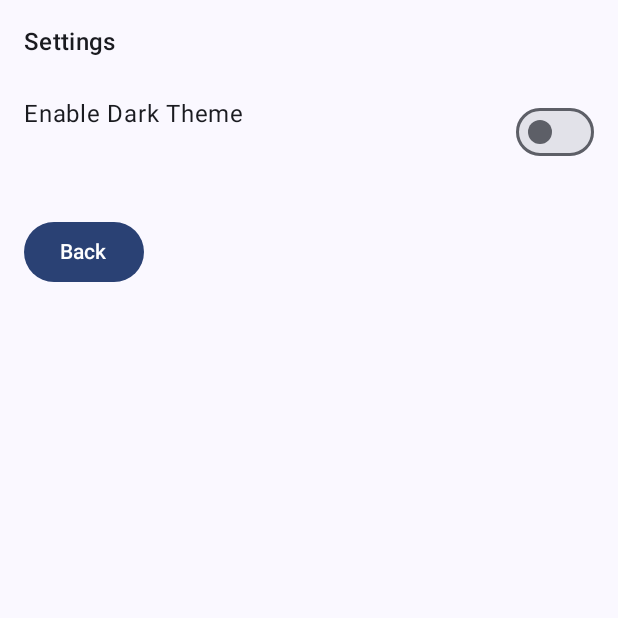
After one commit to Azadron228/Weather-App, an Android app built with Jetpack Compose: the SettingsScreen screen opened through its navigation route, on a phone screen of 412 x 824 dp, the top half of it. The commit adds this screen. Run offline under Robolectric (Android 15) with nearby library versions, the phone set to English and light mode, and no system bars; our stand-ins replace Dagger/Hilt's generated code; libraries missing offline, so code that uses them is left out: androidx.hilt.lifecycle.

Commit message:
add settings screen

```diff
--- a/app/src/main/java/com/azadron/weatherapp/MainActivity.kt
+++ b/app/src/main/java/com/azadron/weatherapp/MainActivity.kt
@@ -10,14 +10,20 @@ import androidx.activity.ComponentActivity
 import androidx.activity.compose.rememberLauncherForActivityResult
 import androidx.activity.compose.setContent
 import androidx.activity.result.contract.ActivityResultContracts
-import androidx.compose.foundation.layout.fillMaxSize
-import androidx.compose.material3.MaterialTheme
-import androidx.compose.material3.Surface
-import androidx.compose.runtime.Composable
+import androidx.activity.viewModels
+import androidx.compose.foundation.layout.*
+import androidx.compose.material3.*
+import androidx.compose.runtime.*
 import androidx.compose.ui.Modifier
 import androidx.core.content.ContextCompat
 import androidx.hilt.lifecycle.viewmodel.compose.hiltViewModel
+import androidx.navigation.compose.NavHost
+import androidx.navigation.compose.composable
+import androidx.navigation.compose.rememberNavController
+import com.azadron.weatherapp.ui.screens.SettingsScreen
 import com.azadron.weatherapp.ui.screens.WeatherScreen
+import com.azadron.weatherapp.ui.theme.WeatherAppTheme
+import com.azadron.weatherapp.viewmodel.ThemeViewModel
 import com.azadron.weatherapp.viewmodel.WeatherViewModel
 import com.google.android.gms.location.FusedLocationProviderClient
 import com.google.android.gms.location.LocationServices
@@ -27,33 +33,39 @@ import dagger.hilt.android.AndroidEntryPoint
 class MainActivity : ComponentActivity() {
 
     private lateinit var fusedLocationClient: FusedLocationProviderClient
+    private val themeViewModel: ThemeViewModel by viewModels()
 
     override fun onCreate(savedInstanceState: Bundle?) {
         super.onCreate(savedInstanceState)
         fusedLocationClient = LocationServices.getFusedLocationProviderClient(this)
 
         setContent {
-            MaterialTheme {
+            val isDarkTheme by themeViewModel.isDarkTheme.collectAsState()
+            WeatherAppTheme(darkTheme = isDarkTheme) {
                 Surface(
                     modifier = Modifier.fillMaxSize(),
                     color = MaterialTheme.colorScheme.background
                 ) {
-                    WeatherAppHost()
+                    WeatherAppHost(themeViewModel)
                 }
             }
         }
     }
 
     @Composable
-    fun WeatherAppHost() {
+    fun WeatherAppHost(themeViewModel: ThemeViewModel) {
+        val navController = rememberNavController()
         val viewModel: WeatherViewModel = hiltViewModel()
 
+        // Define the location permission launcher here, inside the Composable scope
         val locationPermissionRequest = rememberLauncherForActivityResult(
             contract = ActivityResultContracts.RequestMultiplePermissions()
         ) { permissions ->
+            // Handle the result after the user responds to the permission dialog
             when {
                 permissions.getOrDefault(Manifest.permission.ACCESS_FINE_LOCATION, false) ||
                         permissions.getOrDefault(Manifest.permission.ACCESS_COARSE_LOCATION, false) -> {
+                    // Permissions granted, fetch location
                     getCurrentLocation(viewModel)
                 }
                 else -> {
@@ -62,7 +74,10 @@ class MainActivity : ComponentActivity() {
             }
         }
 
+        NavHost(navController = navController, startDestination = "weather") {
+            composable("weather") {
                 WeatherScreen(
+                    // The lambda now contains the logic to check permissions and launch the request
                     onRequestLocation = {
                         if (checkPermissions()) {
                             getCurrentLocation(viewModel)
@@ -75,8 +90,17 @@ class MainActivity : ComponentActivity() {
                             )
                         }
                     },
+                    onSettingsClick = { navController.navigate("settings") },
                     viewModel = viewModel
                 )
+            }
+
+            composable("settings") {
+                SettingsScreen(themeViewModel) {
+                    navController.popBackStack()
+                }
+            }
+        }
     }
 
     private fun checkPermissions(): Boolean {
@@ -94,8 +118,7 @@ class MainActivity : ComponentActivity() {
                     viewModel.loadWeatherByLocation(location.latitude, location.longitude)
                 } else {
                     Toast.makeText(this, "Location not found, try searching city.", Toast.LENGTH_SHORT).show()
-                    // Optional: Trigger a default city or new location request here
-                    viewModel.loadWeatherByCity("London")
+                    viewModel.loadWeatherByCity("Kokshetau")
                 }
             }
     }
--- /dev/null
+++ b/app/src/main/java/com/azadron/weatherapp/ui/screens/SettingsScreen.kt
@@ -0,0 +1,43 @@
+package com.azadron.weatherapp.ui.screens
+
+import androidx.compose.foundation.clickable
+import androidx.compose.foundation.layout.*
+import androidx.compose.material3.*
+import androidx.compose.runtime.*
+import androidx.compose.ui.Modifier
+import androidx.compose.ui.unit.dp
+import androidx.lifecycle.viewmodel.compose.viewModel
+import com.azadron.weatherapp.viewmodel.ThemeViewModel
+
+@Composable
+fun SettingsScreen(themeViewModel: ThemeViewModel, onBack: () -> Unit) {
+    val isDarkTheme by themeViewModel.isDarkTheme.collectAsState()
+
+    Column(
+        modifier = Modifier
+            .fillMaxSize()
+            .padding(16.dp)
+    ) {
+        Text(text = "Settings", style = MaterialTheme.typography.titleMedium)
+        Spacer(modifier = Modifier.height(24.dp))
+
+        Row(
+            modifier = Modifier
+                .fillMaxWidth()
+                .clickable { themeViewModel.setDarkTheme(!isDarkTheme) },
+            horizontalArrangement = Arrangement.SpaceBetween
+        ) {
+            Text("Enable Dark Theme")
+            Switch(
+                checked = isDarkTheme,
+                onCheckedChange = { themeViewModel.setDarkTheme(it) }
+            )
+        }
+
+        Spacer(modifier = Modifier.height(32.dp))
+
+        Button(onClick = onBack) {
+            Text("Back")
+        }
+    }
+}
--- a/app/src/main/java/com/azadron/weatherapp/ui/screens/WeatherScreen.kt
+++ b/app/src/main/java/com/azadron/weatherapp/ui/screens/WeatherScreen.kt
@@ -1,24 +1,20 @@
 package com.azadron.weatherapp.ui.screens
 
-import androidx.compose.foundation.background
 import androidx.compose.foundation.layout.*
 import androidx.compose.foundation.lazy.LazyColumn
-import androidx.compose.foundation.lazy.LazyRow
 import androidx.compose.foundation.lazy.items
-import androidx.compose.foundation.shape.RoundedCornerShape
 import androidx.compose.material.icons.Icons
 import androidx.compose.material.icons.filled.LocationOn
 import androidx.compose.material.icons.filled.Search
+import androidx.compose.material.icons.filled.Settings
 import androidx.compose.material3.*
 import androidx.compose.runtime.*
 import androidx.compose.ui.Alignment
 import androidx.compose.ui.Modifier
 import androidx.compose.ui.graphics.Color
-import androidx.compose.ui.layout.ContentScale
 import androidx.compose.ui.text.font.FontWeight
 import androidx.compose.ui.unit.dp
-import androidx.compose.ui.unit.sp
-import androidx.hilt.navigation.compose.hiltViewModel
+import androidx.hilt.lifecycle.viewmodel.compose.hiltViewModel
 import com.azadron.weatherapp.data.ForecastItem
 import com.azadron.weatherapp.viewmodel.WeatherUiState
 import com.azadron.weatherapp.viewmodel.WeatherViewModel
@@ -28,7 +24,8 @@ import java.util.*
 @Composable
 fun WeatherScreen(
     onRequestLocation: () -> Unit,
-    viewModel: WeatherViewModel = hiltViewModel()
+    viewModel: WeatherViewModel = hiltViewModel(),
+    onSettingsClick: () -> Unit
 ) {
     val uiState by viewModel.uiState.collectAsState()
     var cityQuery by remember { mutableStateOf("") }
@@ -36,12 +33,27 @@ fun WeatherScreen(
     Scaffold(
         topBar = {
             Column(modifier = Modifier.padding(16.dp)) {
+                Row(verticalAlignment = Alignment.CenterVertically) {
+                    // Location Button
+                    IconButton(
+                        onClick = onRequestLocation,
+                        modifier = Modifier.size(48.dp)
+                    ) {
+                        Icon(
+                            Icons.Default.LocationOn,
+                            contentDescription = "Current Location",
+                            tint = MaterialTheme.colorScheme.primary
+                        )
+                    }
+
                     // Search Bar
                     OutlinedTextField(
                         value = cityQuery,
                         onValueChange = { cityQuery = it },
                         label = { Text("Search City") },
-                    modifier = Modifier.fillMaxWidth(),
+                        modifier = Modifier
+                            .weight(1f)
+                            .padding(horizontal = 8.dp),
                         trailingIcon = {
                             IconButton(onClick = { viewModel.loadWeatherByCity(cityQuery) }) {
                                 Icon(Icons.Default.Search, contentDescription = "Search")
@@ -49,17 +61,20 @@ fun WeatherScreen(
                         },
                         singleLine = true
                     )
+
+                    // Settings Button
+                    IconButton(
+                        onClick = onSettingsClick,
+                        modifier = Modifier.size(48.dp)
+                    ) {
+                        Icon(
+                            Icons.Default.Settings,
+                            contentDescription = "Settings",
+                            tint = MaterialTheme.colorScheme.primary
+                        )
+                    }
+                }
                 Spacer(modifier = Modifier.height(8.dp))
-                // Location Button
-                Button(
-                    onClick = onRequestLocation,
-                    modifier = Modifier.fillMaxWidth(),
-                    colors = ButtonDefaults.buttonColors(containerColor = MaterialTheme.colorScheme.secondary)
-                ) {
-                    Icon(Icons.Default.LocationOn, contentDescription = null)
-                    Spacer(modifier = Modifier.width(8.dp))
-                    Text("Use Current Location")
-                }
             }
         }
     ) { paddingValues ->
@@ -125,7 +140,7 @@ fun WeatherContent(state: WeatherUiState.Success) {
 
         item {
             Text(
-                text = "5-Day Forecast (3 Hour Intervals)",
+                text = "Weekly Forecast",
                 style = MaterialTheme.typography.titleLarge,
                 modifier = Modifier
                     .fillMaxWidth()
@@ -134,14 +149,9 @@ fun WeatherContent(state: WeatherUiState.Success) {
         }
 
         // Forecast List
-        item {
-            LazyRow(
-                horizontalArrangement = Arrangement.spacedBy(8.dp)
-            ) {
         items(state.forecast.list) { forecastItem ->
             ForecastItemCard(forecastItem)
-                }
-            }
+            Spacer(modifier = Modifier.height(8.dp))
         }
     }
 }
@@ -150,8 +160,8 @@ fun WeatherContent(state: WeatherUiState.Success) {
 fun ForecastItemCard(item: ForecastItem) {
     Card(
         modifier = Modifier
-            .width(120.dp)
-            .height(160.dp),
+            .fillMaxWidth()
+            .height(100.dp),
         elevation = CardDefaults.cardElevation(defaultElevation = 2.dp)
     ) {
         Column(
--- /dev/null
+++ b/app/src/main/java/com/azadron/weatherapp/viewmodel/ThemeViewModel.kt
@@ -0,0 +1,19 @@
+package com.azadron.weatherapp.viewmodel
+
+import androidx.lifecycle.ViewModel
+import kotlinx.coroutines.flow.MutableStateFlow
+import kotlinx.coroutines.flow.StateFlow
+
+class ThemeViewModel : ViewModel() {
+    // true = dark, false = light
+    private val _isDarkTheme = MutableStateFlow(false)
+    val isDarkTheme: StateFlow<Boolean> = _isDarkTheme
+
+    fun setDarkTheme(dark: Boolean) {
+        _isDarkTheme.value = dark
+    }
+
+    fun toggleTheme() {
+        _isDarkTheme.value = !_isDarkTheme.value
+    }
+}
```
Also changed, not shown: app/src/main/java/com/azadron/weatherapp/viewmodel/WeatherViewModel.kt (+13 -2 lines). Lines whose indentation alone changed are shown as unchanged.
